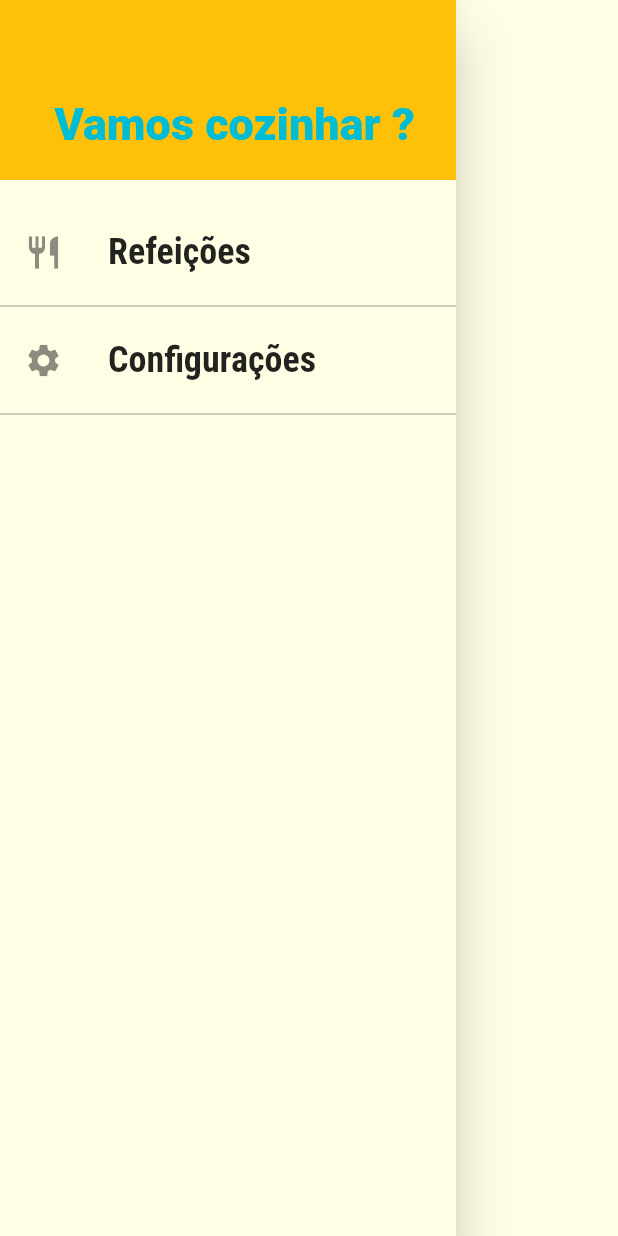
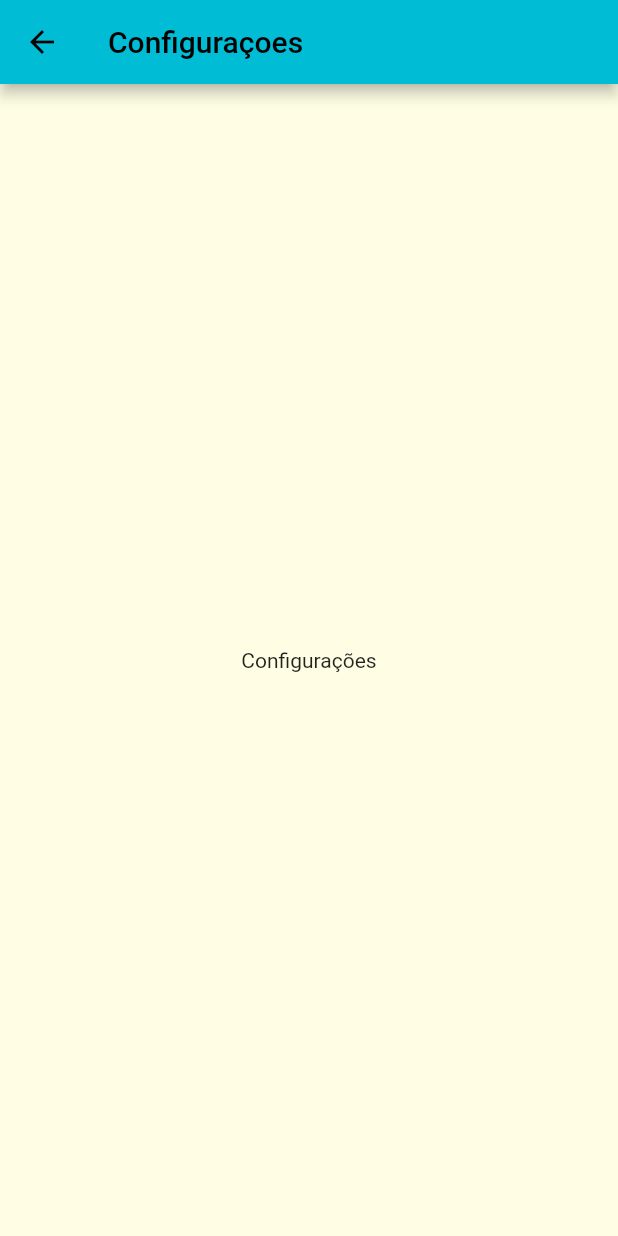
Before and after one commit to 9reis/receitas__flutter, a Flutter app: the MainDrawer widget shown alone on an empty page, opened directly, after a tap on "Configurações", on a phone screen of 412 x 824 dp. Run offline on Flutter 3.47's test engine with Material 2 defaults, Android fonts, the phone set to English and light mode, and no system bars; network calls fail.

Commit message:
Adicionando Links no Drawer

```diff
--- a/lib/components/main_drawer.dart
+++ b/lib/components/main_drawer.dart
@@ -1,4 +1,5 @@
 import 'package:flutter/material.dart';
+import 'package:receitas__flutter/utils/app_routes.dart';
 
 class MainDrawer extends StatelessWidget {
   const MainDrawer({super.key});
@@ -26,16 +27,24 @@ class MainDrawer extends StatelessWidget {
             height: 20,
           ),
           //Criando cada item do Drawer
-          _createIcon(Icons.restaurant, 'Refeições'),
+          _createIcon(
+            Icons.restaurant,
+            'Refeições',
+            () => Navigator.of(context).pushNamed(AppRoutes.HOME),
+          ),
           Divider(color: Colors.black38),
-          _createIcon(Icons.settings, 'Configurações'),
+          _createIcon(
+            Icons.settings,
+            'Configurações',
+            () => Navigator.of(context).pushNamed(AppRoutes.SETTINGS),
+          ),
           Divider(color: Colors.black38),
         ],
       ),
     );
   }
 
-  Widget _createIcon(IconData icon, String label) {
+  Widget _createIcon(IconData icon, String label, Function() onTap) {
     return ListTile(
       leading: Icon(
         icon,
@@ -49,7 +58,7 @@ class MainDrawer extends StatelessWidget {
           fontWeight: FontWeight.bold,
         ),
       ),
-      onTap: () {},
+      onTap: onTap,
     );
   }
 }
--- a/lib/main.dart
+++ b/lib/main.dart
@@ -2,6 +2,7 @@ import 'package:flutter/material.dart';
 import 'package:receitas__flutter/screens/categories_meals_screen.dart';
 import 'package:receitas__flutter/screens/categories_screen.dart';
 import 'package:receitas__flutter/screens/meal_detail_screen.dart';
+import 'package:receitas__flutter/screens/settings_screen.dart';
 import 'package:receitas__flutter/screens/tabs_screen.dart';
 import 'package:receitas__flutter/utils/app_routes.dart';
 
@@ -31,6 +32,7 @@ class MyApp extends StatelessWidget {
         AppRoutes.HOME: (ctx) => TabsScreen(),
         AppRoutes.CATEGORIES_MEALS: (ctx) => CategoriesMealsScreen(),
         AppRoutes.MEAL_DETAIL: (ctx) => MealDetailScreen(),
+        AppRoutes.SETTINGS: (ctx) => SettingsScreen(),
       },
     );
   }
--- /dev/null
+++ b/lib/screens/settings_screen.dart
@@ -0,0 +1,17 @@
+import 'package:flutter/material.dart';
+
+class SettingsScreen extends StatelessWidget {
+  const SettingsScreen({super.key});
+
+  @override
+  Widget build(BuildContext context) {
+    return Scaffold(
+      appBar: AppBar(
+        title: Text('Configuraçoes'),
+      ),
+      body: Center(
+        child: Text('Configurações'),
+      ),
+    );
+  }
+}
--- a/lib/utils/app_routes.dart
+++ b/lib/utils/app_routes.dart
@@ -2,4 +2,5 @@ class AppRoutes {
   static const HOME = '/';
   static const CATEGORIES_MEALS = '/categories-meals';
   static const MEAL_DETAIL = '/meal-detail';
+  static const SETTINGS = '/settings';
 }
```
